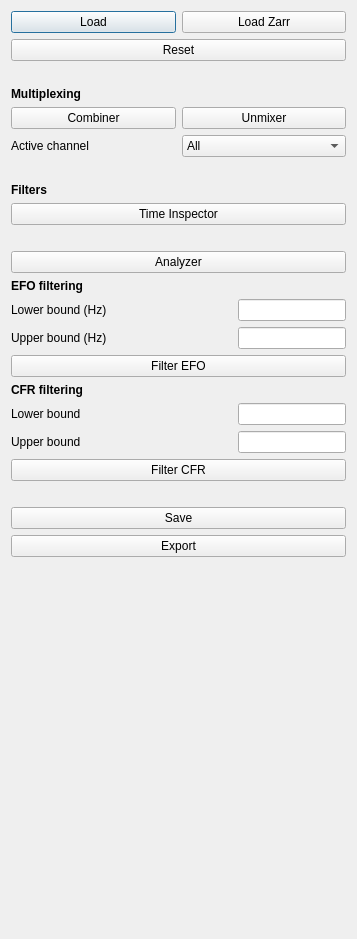
Above: pyminflux/ui/wizard.ui from bsse-scf/pyMINFLUX before the change. Below: the same form after it.
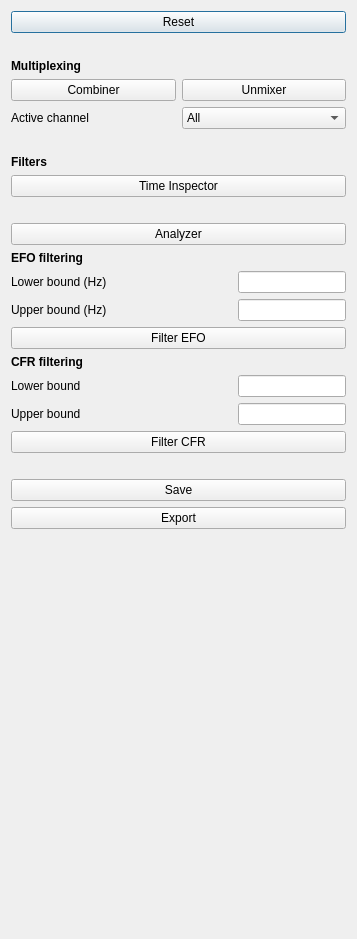
That is the form after the change.

```diff
--- a/pyminflux/ui/wizard.ui
+++ b/pyminflux/ui/wizard.ui
@@ -11,7 +11,7 @@
    </rect>
   </property>
   <property name="sizePolicy">
-   <sizepolicy hsizetype="Fixed" vsizetype="MinimumExpanding">
+   <sizepolicy hsizetype="Expanding" vsizetype="MinimumExpanding">
     <horstretch>0</horstretch>
     <verstretch>0</verstretch>
    </sizepolicy>
@@ -22,48 +22,6 @@
   <layout class="QGridLayout" name="gridLayout">
    <item row="0" column="0">
     <layout class="QVBoxLayout" name="mainLayout">
-     <item>
-      <layout class="QHBoxLayout" name="loadLayout">
-       <item>
-        <widget class="QPushButton" name="pbLoadData">
-         <property name="sizePolicy">
-          <sizepolicy hsizetype="MinimumExpanding" vsizetype="Fixed">
-           <horstretch>1</horstretch>
-           <verstretch>0</verstretch>
-          </sizepolicy>
-         </property>
-         <property name="minimumSize">
-          <size>
-           <width>160</width>
-           <height>0</height>
-          </size>
-         </property>
-         <property name="text">
-          <string>Load</string>
-         </property>
-        </widget>
-       </item>
-       <item>
-        <widget class="QPushButton" name="pbLoadZarr">
-         <property name="sizePolicy">
-          <sizepolicy hsizetype="MinimumExpanding" vsizetype="Fixed">
-           <horstretch>1</horstretch>
-           <verstretch>0</verstretch>
-          </sizepolicy>
-         </property>
-         <property name="minimumSize">
-          <size>
-           <width>160</width>
-           <height>0</height>
-          </size>
-         </property>
-         <property name="text">
-          <string>Load Zarr</string>
-         </property>
-        </widget>
-       </item>
-      </layout>
-     </item>
      <item>
       <widget class="QPushButton" name="pbReset">
        <property name="text">
```
